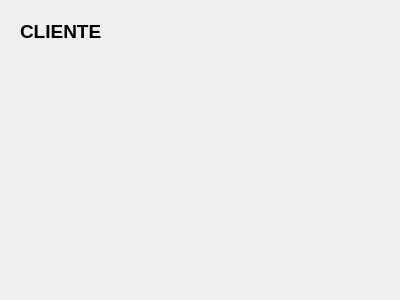
Above: view/cliente.ui from HarukiReiss/Gerenciador_de_Vendas before the change. Below: the same form after it.
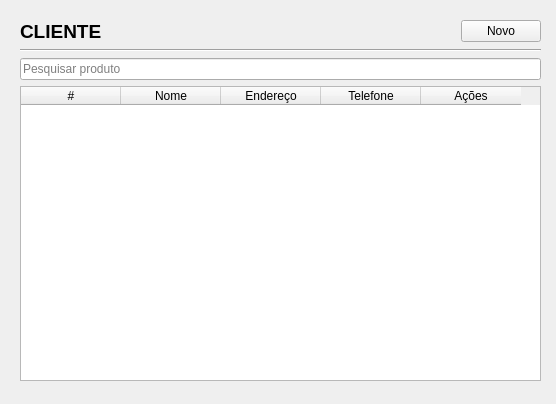
That is the form after the change.

Patch:
```diff
--- a/view/cliente.ui
+++ b/view/cliente.ui
@@ -6,32 +6,109 @@
    <rect>
     <x>0</x>
     <y>0</y>
-    <width>400</width>
-    <height>300</height>
+    <width>556</width>
+    <height>404</height>
    </rect>
   </property>
   <property name="windowTitle">
    <string>Form</string>
   </property>
-  <widget class="QLabel" name="label">
+  <widget class="QWidget" name="layoutWidget">
    <property name="geometry">
     <rect>
      <x>20</x>
      <y>20</y>
-     <width>84</width>
-     <height>23</height>
+     <width>521</width>
+     <height>361</height>
     </rect>
    </property>
-   <property name="font">
-    <font>
-     <pointsize>14</pointsize>
-     <weight>75</weight>
-     <bold>true</bold>
-    </font>
-   </property>
-   <property name="text">
-    <string>CLIENTE</string>
-   </property>
+   <layout class="QVBoxLayout" name="verticalLayout_2">
+    <item>
+     <layout class="QHBoxLayout" name="horizontalLayout">
+      <item>
+       <widget class="QLabel" name="label">
+        <property name="font">
+         <font>
+          <pointsize>14</pointsize>
+          <weight>75</weight>
+          <bold>true</bold>
+         </font>
+        </property>
+        <property name="text">
+         <string>CLIENTE</string>
+        </property>
+       </widget>
+      </item>
+      <item>
+       <spacer name="horizontalSpacer">
+        <property name="orientation">
+         <enum>Qt::Horizontal</enum>
+        </property>
+        <property name="sizeHint" stdset="0">
+         <size>
+          <width>40</width>
+          <height>20</height>
+         </size>
+        </property>
+       </spacer>
+      </item>
+      <item>
+       <widget class="QPushButton" name="novo_btn">
+        <property name="text">
+         <string>Novo</string>
+        </property>
+       </widget>
+      </item>
+     </layout>
+    </item>
+    <item>
+     <layout class="QVBoxLayout" name="verticalLayout">
+      <item>
+       <widget class="Line" name="line">
+        <property name="orientation">
+         <enum>Qt::Horizontal</enum>
+        </property>
+       </widget>
+      </item>
+      <item>
+       <widget class="QLineEdit" name="lineEdit">
+        <property name="placeholderText">
+         <string>Pesquisar produto</string>
+        </property>
+       </widget>
+      </item>
+      <item>
+       <widget class="QTableWidget" name="tabela">
+        <column>
+         <property name="text">
+          <string>#</string>
+         </property>
+        </column>
+        <column>
+         <property name="text">
+          <string>Nome</string>
+         </property>
+        </column>
+        <column>
+         <property name="text">
+          <string>Endereço</string>
+         </property>
+        </column>
+        <column>
+         <property name="text">
+          <string>Telefone</string>
+         </property>
+        </column>
+        <column>
+         <property name="text">
+          <string>Ações</string>
+         </property>
+        </column>
+       </widget>
+      </item>
+     </layout>
+    </item>
+   </layout>
   </widget>
  </widget>
  <resources/>
```
Left out of the diff: 2 changed lines with no effect on the pictures.
